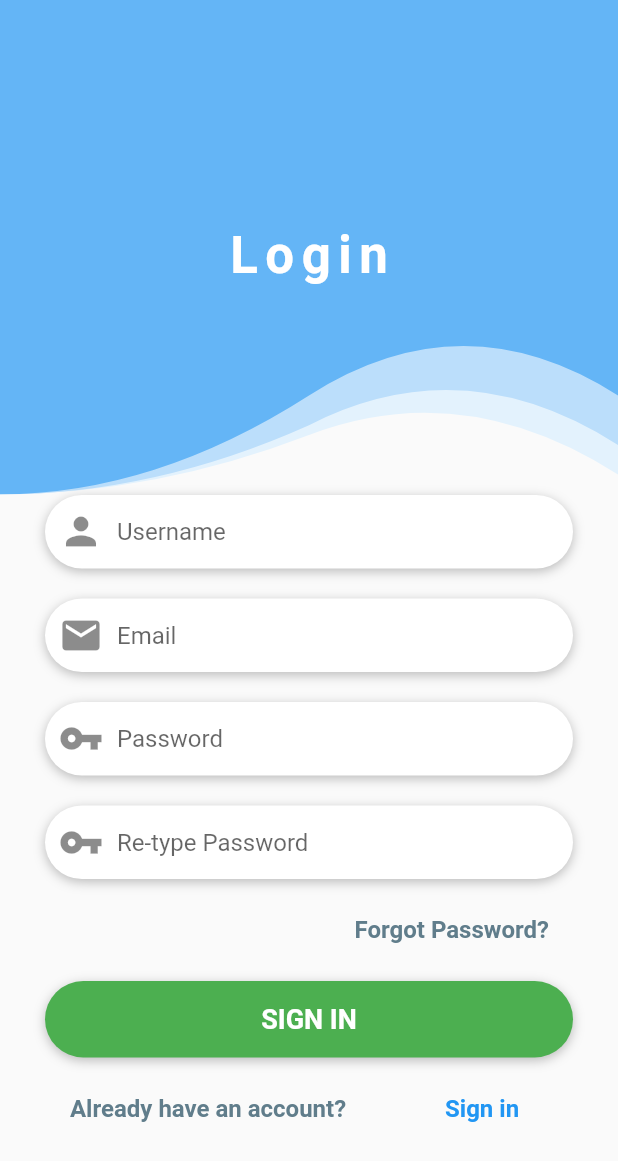
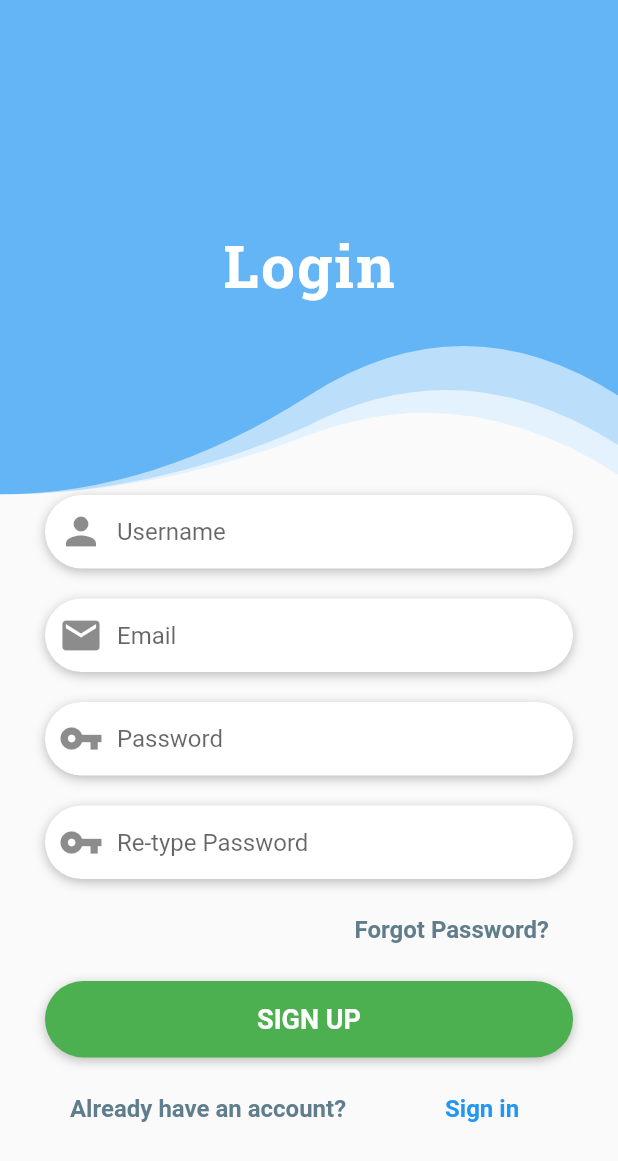
Before and after one commit to Thusatharan/FoodWastageManagement, a Flutter app: the screen it shows after launch, after a tap on "SKIP", on a phone screen of 412 x 824 dp. Shown: the top 1161 px of the screen. Run offline on Flutter 3.47's test engine with Material 2 defaults, Android fonts, the phone set to English and light mode, and no system bars; our stand-ins replace firebase_auth, firebase_core, flutter_swiper, google_fonts, lottie; accounts and stored records are empty.

Commit message:
some detail changes

```diff
--- a/lib/screens/auth_screens/auth_screen.dart
+++ b/lib/screens/auth_screens/auth_screen.dart
@@ -1,5 +1,6 @@
 import 'package:flutter/material.dart';
 import 'package:food_wastage_management/widgets/clipper_widgets/auth_clip_widget.dart';
+import 'package:google_fonts/google_fonts.dart';
 
 class AuthScreen extends StatefulWidget {
   static const routeName = '/auth_screen';
@@ -23,11 +24,11 @@ class _AuthScreenState extends State<AuthScreen> {
                     margin: EdgeInsets.only(top: 150.0),
                     child: Text(
                       'Login',
-                      style: TextStyle(
+                      style: GoogleFonts.robotoSlab(
+                        fontSize: 40.0,
+                        fontWeight: FontWeight.bold,
                         color: Colors.white,
-                        fontSize: 34.0,
-                        fontWeight: FontWeight.bold,
-                        letterSpacing: 5.0,
+                        letterSpacing: 1.5,
                       ),
                     ),
                   ),
@@ -175,7 +176,7 @@ class _AuthScreenState extends State<AuthScreen> {
                             child: FlatButton(
                               padding: EdgeInsets.symmetric(vertical: 15.0),
                               child: Text(
-                                'SIGN IN',
+                                'SIGN UP',
                                 style: TextStyle(
                                   fontSize: 18.0,
                                   color: Colors.white,
--- a/lib/screens/intro_screen.dart
+++ b/lib/screens/intro_screen.dart
@@ -20,9 +20,9 @@ class _IntroScreenState extends State<IntroScreen> {
   ];
 
   final List<String> subtitles = [
-    'This is the first intro screen, It is looking good',
-    'This is the second intro screen',
-    'This is the third intro screen',
+    'Total average of food wastage in the world 1.3 billion tonnes',
+    'Average death due to hunger 25000 per day',
+    'Take Responsibility to feed the world with your excess food',
   ];
 
   @override
--- a/lib/screens/splash_screen.dart
+++ b/lib/screens/splash_screen.dart
@@ -5,7 +5,6 @@ import 'package:flutter/material.dart';
 import 'package:food_wastage_management/screens/home_screen.dart';
 import 'package:food_wastage_management/screens/intro_screen.dart';
 import 'package:lottie/lottie.dart';
-import 'package:google_fonts/google_fonts.dart';
 
 class SplashScreen extends StatefulWidget {
   @override
@@ -45,8 +44,9 @@ class _SplashScreenState extends State<SplashScreen> {
           RichText(
             text: TextSpan(
               text: 'Food',
-              style: GoogleFonts.berkshireSwash(
+              style: TextStyle(
                 fontSize: 40.0,
+                fontFamily: 'Berkshire',
                 fontWeight: FontWeight.bold,
                 color: Colors.blue,
                 letterSpacing: 1.5,
@@ -54,7 +54,8 @@ class _SplashScreenState extends State<SplashScreen> {
               children: [
                 TextSpan(
                   text: 'Cycle',
-                  style: GoogleFonts.berkshireSwash(
+                  style: TextStyle(
+                    fontFamily: 'Berkshire',
                     fontSize: 40.0,
                     fontWeight: FontWeight.bold,
                     color: Theme.of(context).primaryColor,
```
Also changed, not shown: pubspec.yaml (+4 -6 lines), assets/fonts/BerkshireSwash-Regular.ttf (added), lib/screens/home_screens/seller_home_screen.dart (added).
